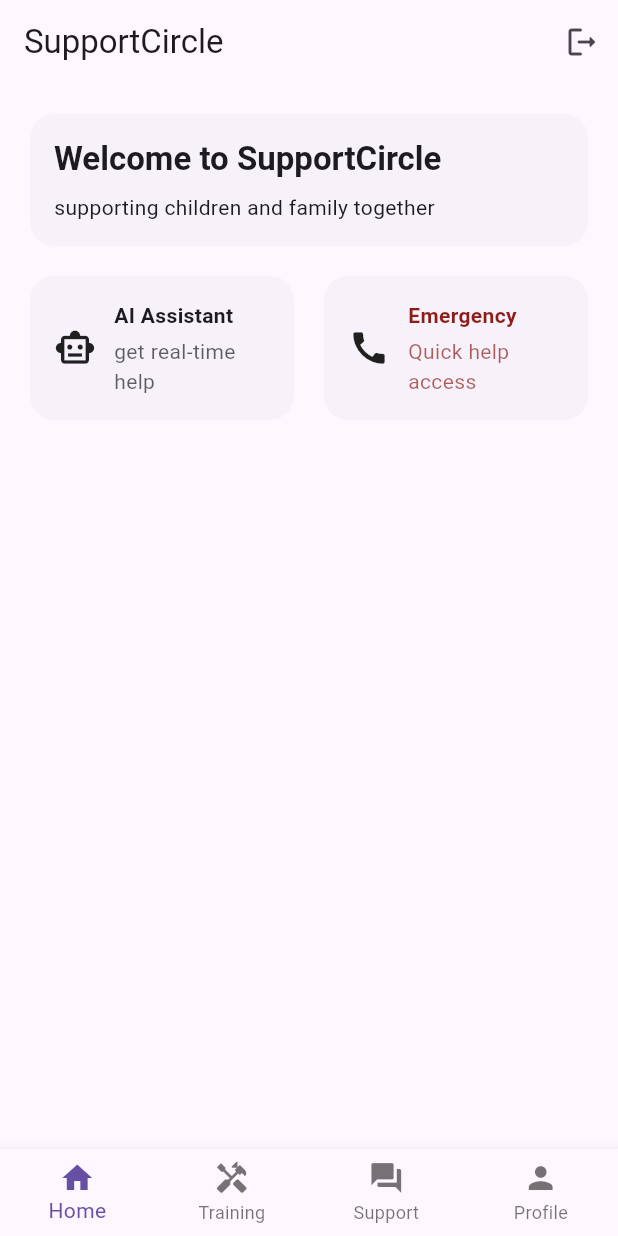
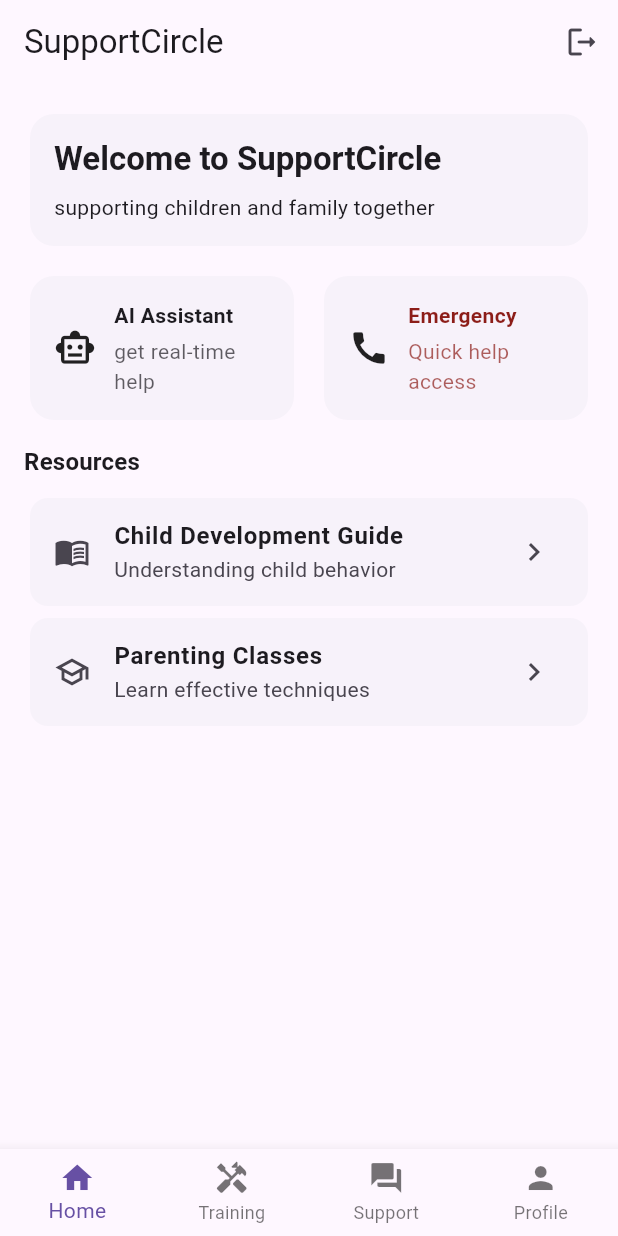
Before and after one commit to henryisacommonname/SupportCircle, a Flutter app: the screen it shows once a user with an empty profile is signed in, on a phone screen of 412 x 824 dp. Run offline on Flutter 3.47's test engine with Material 3 defaults, Android fonts, the phone set to English and light mode, and no system bars; our stand-ins replace firebase_auth, firebase_core; accounts and stored records are empty.

Commit message:
guide cards completed

```diff
--- a/lib/Screens/Home_Tab.dart
+++ b/lib/Screens/Home_Tab.dart
@@ -7,8 +7,15 @@ class HomeTab extends StatelessWidget {
     return SafeArea(
       child: ListView(
         padding: const EdgeInsets.all(16),
-        children: [WelcomeCard(), const SizedBox(height: 12),
-        QuickActionsRow(), const SizedBox(height: 12)],
+        children: [
+          WelcomeCard(),
+          const SizedBox(height: 12),
+          QuickActionsRow(),
+          const SizedBox(height: 12),
+          const SectionHeader(Title: 'Resources'),
+          const SizedBox(height: 8),
+          ..._mockResources.map((r) => ResourceCard(Resource: r))
+        ],
       ),
     );
   }
@@ -129,3 +136,70 @@ class QuickActionsCard extends StatelessWidget {
     );
   }
 }
+
+class SectionHeader extends StatelessWidget {
+  final String Title;
+  const SectionHeader({required this.Title});
+
+  @override
+  Widget build(BuildContext context) {
+    return Text(
+      Title,
+      style: Theme.of(
+        context,
+      ).textTheme.titleMedium?.copyWith(fontWeight: FontWeight.w700),
+    );
+  }
+}
+
+class ResourceCard extends StatelessWidget {
+  final resource Resource;
+  const ResourceCard({required this.Resource});
+
+  @override
+  Widget build(BuildContext context) {
+    return Card(
+      elevation: 0,
+      child: ListTile(
+        leading: Icon(Resource.ResourceIcon),
+        onTap: () => Navigator.of(
+          context,
+        ).pushNamed("/Resources", arguments: Resource.ID),
+        title: Text(
+          Resource.Title,
+          style: const TextStyle(fontWeight: FontWeight.w700),
+        ),
+        subtitle: Text(Resource.Subtitle),
+        trailing: const Icon(Icons.chevron_right),
+      ),
+    );
+  }
+}
+
+class resource {
+  final String ID;
+  final String Title;
+  final String Subtitle;
+  final IconData ResourceIcon;
+  const resource({
+    required this.ID,
+    required this.Title,
+    required this.Subtitle,
+    required this.ResourceIcon,
+  });
+}
+
+const _mockResources = <resource>[
+  resource(
+    ID: 'child-dev-guide',
+    Title: 'Child Development Guide',
+    Subtitle: 'Understanding child behavior',
+    ResourceIcon: Icons.menu_book_outlined,
+  ),
+  resource(
+    ID: 'parenting-classes',
+    Title: 'Parenting Classes',
+    Subtitle: 'Learn effective techniques',
+    ResourceIcon: Icons.school_outlined,
+  ),
+];
```
